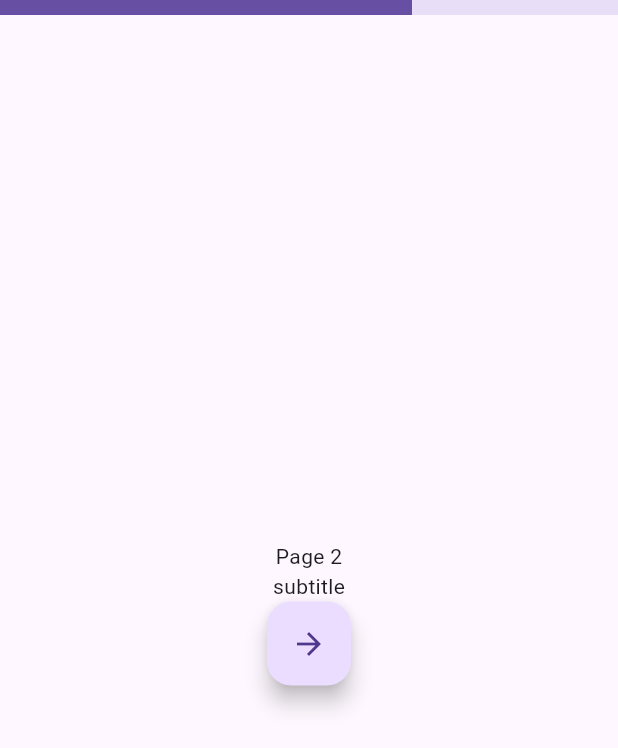
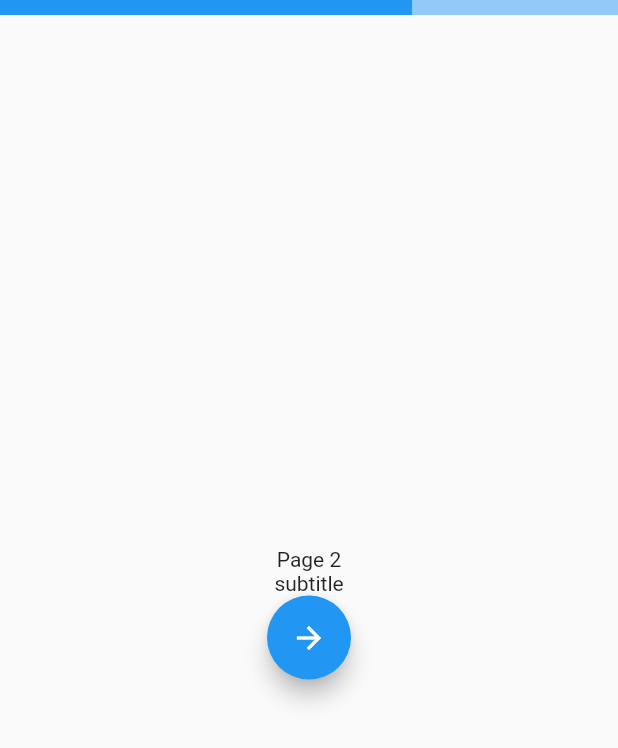
Before and after one commit to avidraghav/TMDB-Flutter, a Flutter app: the screen it shows after launch, after a tap on the "arrow forward" icon, on a phone screen of 412 x 824 dp. Shown: the top 748 px of the screen. Run offline on Flutter 3.47's test engine with Material 2 defaults, Android fonts, the phone set to English and light mode, and no system bars; our stand-ins replace connectivity_plus, dio, firebase_auth, firebase_core, flutter_bloc, shared_preferences and 2 more; accounts and stored records are empty; generated files the repository leaves out were written again; network calls fail.

Commit message:
refactor main.dart

```diff
--- a/lib/main.dart
+++ b/lib/main.dart
@@ -16,34 +16,34 @@ Future<void> main() async {
       await SharedPreferencesHelper.instance.getBool("isUserLoggedIn");
   final isDarkTheme =
       await SharedPreferencesHelper.instance.getBool("isDarkTheme");
-  runApp(BlocProvider(
-      create: (_) => ThemeCubit(isDarkTheme),
-      child: MyApp(isUserLoggedIn: loginStatus)));
+  runApp(MyApp(isUserLoggedIn: loginStatus, isDarkTheme: isDarkTheme));
 }
 
 class MyApp extends StatelessWidget {
   final bool isUserLoggedIn;
+  final bool isDarkTheme;
 
   const MyApp({
     super.key,
     required this.isUserLoggedIn,
+    required this.isDarkTheme,
   });
 
   @override
   Widget build(BuildContext context) {
-    // read ThemeCubit
-    return BlocBuilder<ThemeCubit, bool>(
+    return BlocProvider(
+      create: (_) => ThemeCubit(isDarkTheme),
+      child: BlocBuilder<ThemeCubit, bool>(
         builder: (context, isDarkTheme) {
           return MaterialApp(
             debugShowCheckedModeBanner: false,
             darkTheme: ThemeData.dark(),
-          theme: ThemeData(
-            useMaterial3: true,
-          ),
-          themeMode: isDarkTheme ? ThemeMode.dark : ThemeMode.light,
+            theme: isDarkTheme ? ThemeData.dark() : ThemeData.light(),
+            // themeMode: isDarkTheme ? ThemeMode.dark : ThemeMode.light,
             home: MyHomePage(isUserLoggedIn: isUserLoggedIn),
           );
         },
+      ),
     );
   }
 }
```
Lines whose indentation alone changed are shown as unchanged.
